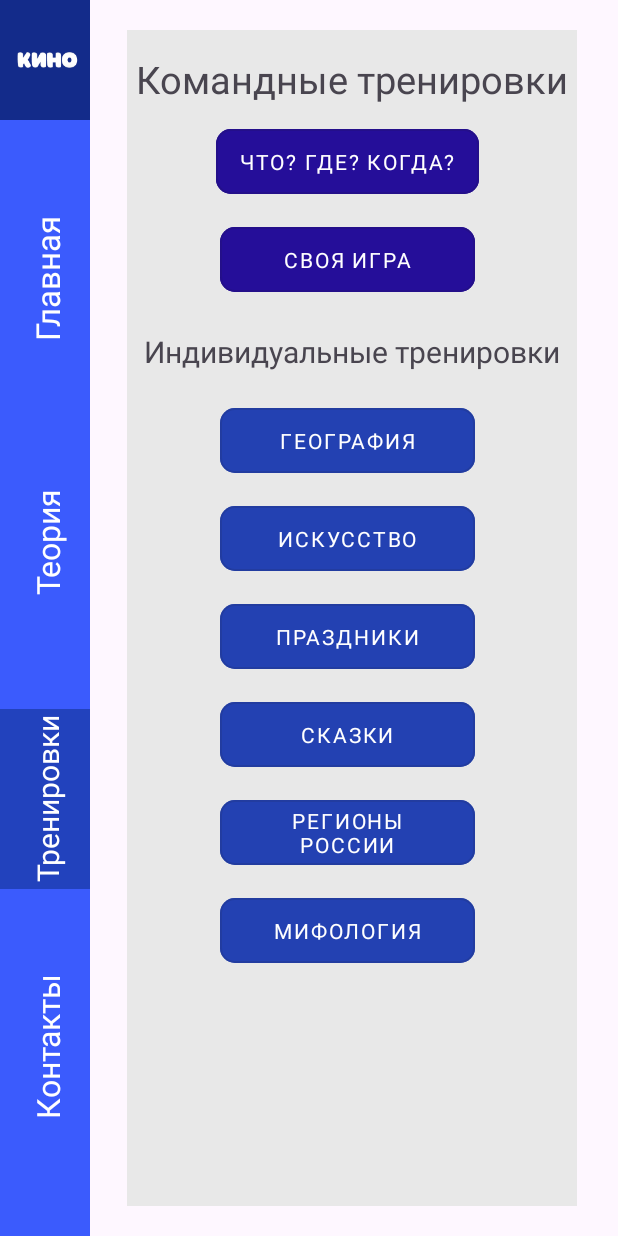
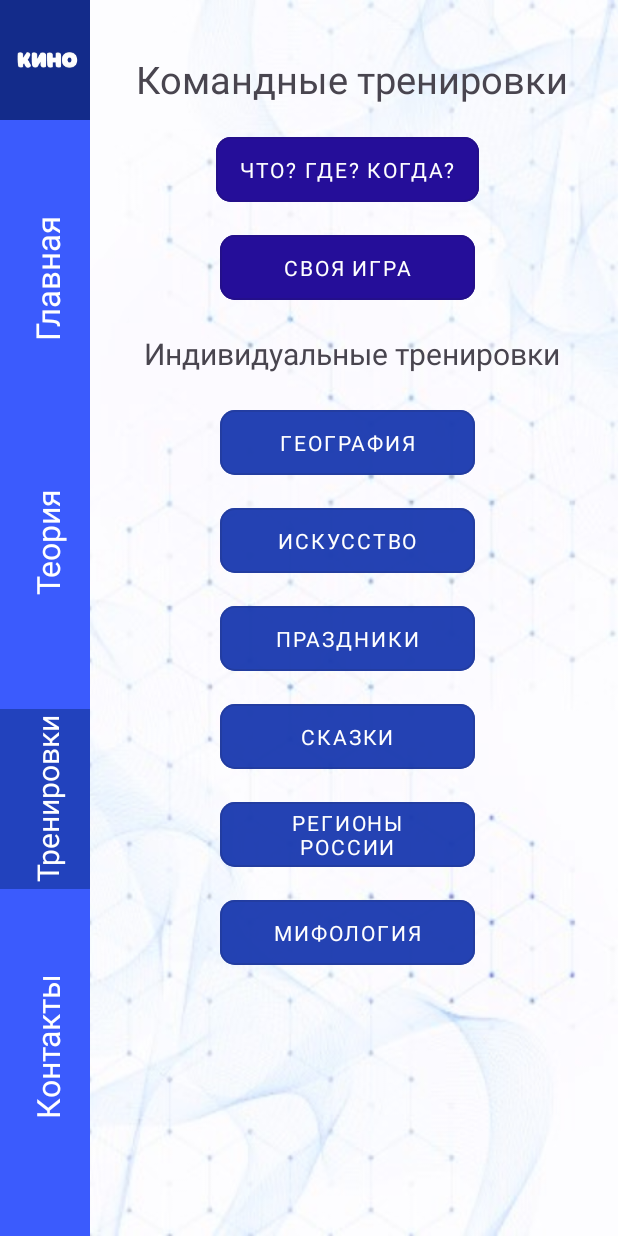
Before and after one commit to Pavel505/ProgrammKINO, an Android app: the TrenActivity screen opened directly, with no data from a screen before it, on a phone screen of 412 x 824 dp. Run offline under Robolectric (Android 15) with nearby library versions, the phone set to English and light mode, and no system bars.

Commit message:
Обновлён фон основных страниц приложения

```diff
--- a/app/src/main/res/layout/activity_contact.xml
+++ b/app/src/main/res/layout/activity_contact.xml
@@ -4,6 +4,7 @@
     xmlns:tools="http://schemas.android.com/tools"
     android:layout_width="match_parent"
     android:layout_height="match_parent"
+    android:background="@drawable/fon_main2"
     tools:context=".ContactActivity">
 
     <androidx.constraintlayout.widget.ConstraintLayout
--- a/app/src/main/res/layout/activity_home.xml
+++ b/app/src/main/res/layout/activity_home.xml
@@ -5,7 +5,7 @@
     xmlns:tools="http://schemas.android.com/tools"
     android:layout_width="match_parent"
     android:layout_height="match_parent"
-    android:background="@color/white"
+    android:background="@drawable/fon_main2"
     tools:context=".HomeActivity">
 
     <androidx.constraintlayout.widget.ConstraintLayout
--- a/app/src/main/res/layout/activity_tren.xml
+++ b/app/src/main/res/layout/activity_tren.xml
@@ -3,6 +3,7 @@
     xmlns:app="http://schemas.android.com/apk/res-auto"
     xmlns:tools="http://schemas.android.com/tools"
     android:layout_width="match_parent"
+    android:background="@drawable/fon_main2"
     android:layout_height="match_parent"
     tools:context=".TrenActivity">
 
@@ -104,7 +105,6 @@
         android:layout_height="0dp"
         android:layout_marginTop="20dp"
         android:layout_marginBottom="20dp"
-        android:background="@color/sera"
         app:layout_constraintBottom_toBottomOf="parent"
         app:layout_constraintEnd_toEndOf="parent"
         app:layout_constraintHorizontal_bias="0.47"
@@ -130,7 +130,7 @@
             style="@style/Widget.MaterialComponents.Button.OutlinedButton"
             android:layout_width="wrap_content"
             android:layout_height="55dp"
-            android:layout_marginTop="10dp"
+            android:layout_marginTop="15dp"
             android:layout_marginRight="6dp"
             android:layout_weight="1"
             android:backgroundTint="@color/btn_sign_in_stroke"
@@ -280,7 +280,7 @@
             android:id="@+id/textView3"
             android:layout_width="wrap_content"
             android:layout_height="wrap_content"
-            android:layout_marginTop="20dp"
+            android:layout_marginTop="16dp"
             android:text="@string/tren2"
             android:textSize="20sp"
             app:layout_constraintEnd_toEndOf="parent"
--- a/app/src/main/res/layout/activity_tutorial.xml
+++ b/app/src/main/res/layout/activity_tutorial.xml
@@ -4,6 +4,7 @@
     xmlns:tools="http://schemas.android.com/tools"
     android:layout_width="match_parent"
     android:layout_height="match_parent"
+    android:background="@drawable/fon_main2"
     tools:context=".TutorialActivity">
 
     <androidx.constraintlayout.widget.ConstraintLayout
@@ -105,7 +106,6 @@
         android:layout_height="0dp"
         android:layout_marginTop="20dp"
         android:layout_marginBottom="20dp"
-        android:background="@color/sera"
         app:layout_constraintBottom_toBottomOf="parent"
         app:layout_constraintEnd_toEndOf="parent"
         app:layout_constraintStart_toEndOf="@+id/constraintLayout"
```
Also changed, not shown: app/src/main/res/drawable/fon_main1.jpg (added), app/src/main/res/drawable/fon_main2.jpg (added).
